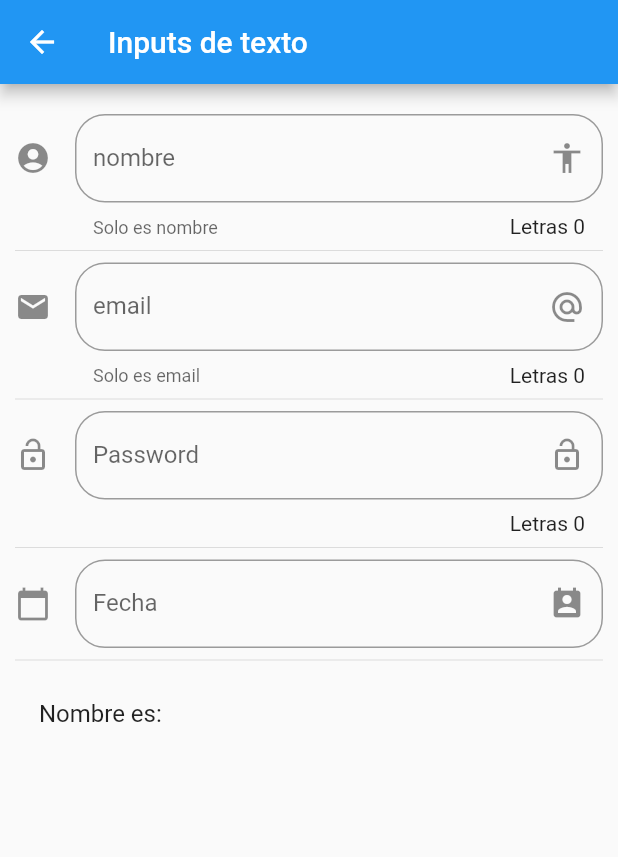
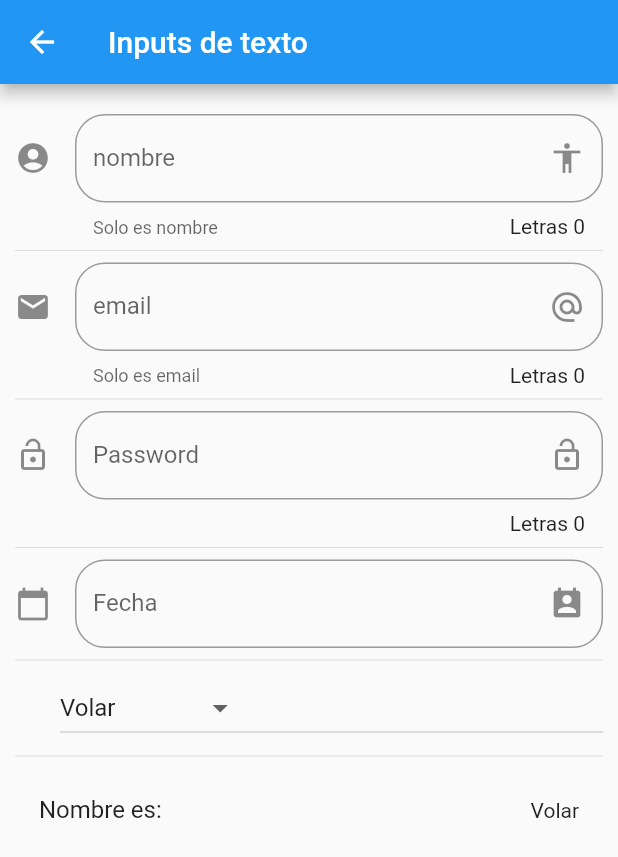
Before and after one commit to zesaru/flutter_components_u, a Flutter app: the InputPage screen opened by its route, on a phone screen of 412 x 824 dp. Shown: the top 857 px of the screen. Run offline on Flutter 3.47's test engine with Material 2 defaults, Android fonts, the phone set to English and light mode, and no system bars.

Commit message:
Dropdown

```diff
--- a/lib/src/pages/input_page.dart
+++ b/lib/src/pages/input_page.dart
@@ -8,6 +8,10 @@ class InputPage extends StatefulWidget {
 String _nombre = '';
 String _email = '';
 String _fecha = '';
+
+String _opcionSeleccionada = 'Volar';
+
+List<String> _poderes = ['Volar', 'Rayos X', 'Super Aliento', 'Super Fuerza'];
 
 TextEditingController _inputFieldDataController = new TextEditingController();
 
@@ -28,6 +32,8 @@ class _InputPageState extends State<InputPage> {
           _crearPassword(),
           Divider(),
           _crearFecha(context),
+          Divider(),
+          _crearDropdown(),
           Divider(),
           _crearPersona(),
         ],
@@ -143,9 +149,42 @@ class _InputPageState extends State<InputPage> {
     }
   }
 
+  List<DropdownMenuItem<String>> getOpcionesDropdown() {
+    List<DropdownMenuItem<String>> lista = new List();
+
+    _poderes.forEach((poder) {
+      lista.add(DropdownMenuItem(
+        child: Text(poder),
+        value: poder,
+      ));
+    });
+
+    return lista;
+  }
+
+  Widget _crearDropdown() {
+    return Row(
+      children: <Widget>[
+        SizedBox(width: 30),
+        Expanded(
+          child: DropdownButton(
+            value: _opcionSeleccionada,
+            items: getOpcionesDropdown(),
+            onChanged: (opt) {
+              setState(() {
+                _opcionSeleccionada = opt;
+              });
+            },
+          ),
+        )
+      ],
+    );
+  }
+
   Widget _crearPersona() {
     return ListTile(
       title: Text('Nombre es: $_nombre'),
+      trailing: Text(_opcionSeleccionada),
     );
   }
 }
```
